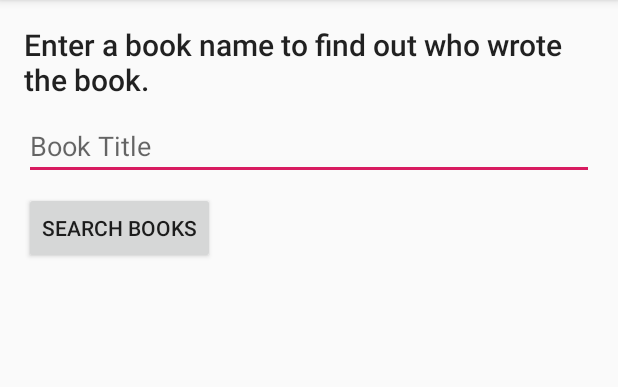
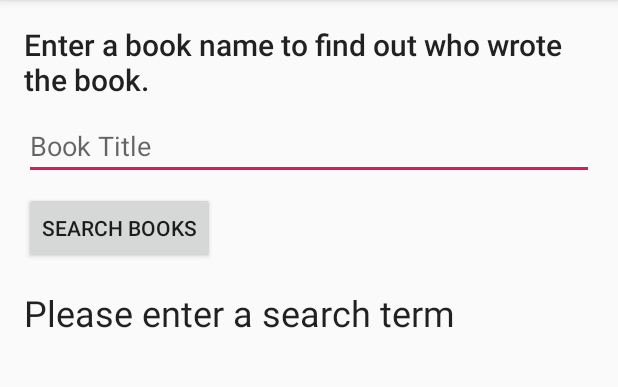
Before and after one commit to NAVJOT-DHAWAN/WhoWroteItLoader, an Android app: the screen it shows after launch (MainActivity), after a tap on "SEARCH BOOKS", on a phone screen of 412 x 824 dp, the part 84-471 px from its top. Run offline under Robolectric (Android 15) with nearby library versions, the phone set to English and light mode, and no system bars.

Commit message:
network connectivity and valid input is ensured

```diff
--- a/app/src/main/java/com/example/whowroteit/MainActivity.java
+++ b/app/src/main/java/com/example/whowroteit/MainActivity.java
@@ -1,8 +1,12 @@
 package com.example.whowroteit;
 
+import android.content.Context;
+import android.net.ConnectivityManager;
+import android.net.NetworkInfo;
 import android.support.v7.app.AppCompatActivity;
 import android.os.Bundle;
 import android.view.View;
+import android.view.inputmethod.InputMethodManager;
 import android.widget.EditText;
 import android.widget.TextView;
 
@@ -25,5 +29,34 @@ public class MainActivity extends AppCompatActivity {
     public void searchBooks(View view) {
 
         String book = BookInput.getText().toString();
+        InputMethodManager inputMethodManager = (InputMethodManager) getSystemService(Context.INPUT_METHOD_SERVICE);
+        if (inputMethodManager != null) {
+            inputMethodManager.hideSoftInputFromWindow(view.getWindowToken(),
+                    InputMethodManager.HIDE_NOT_ALWAYS);
+        }
+
+        ConnectivityManager connMgr = (ConnectivityManager) getSystemService(Context.CONNECTIVITY_SERVICE);
+        NetworkInfo networkInfo = null;
+        if(connMgr != null){
+            networkInfo = connMgr.getActiveNetworkInfo();
+        }
+
+
+        if(networkInfo != null && networkInfo.isConnected() && book.length() != 0) {
+            new FetchBook(Author, Title).execute(book);
+            Author.setText("");
+            Title.setText(R.string.loading);
+        }
+        else{
+            if(book.length() == 0){
+                Author.setText("");
+                Title.setText(R.string.no_search_term);
+            }
+            else{
+                Author.setText("");
+                Title.setText(R.string.no_network);
+            }
+        }
+
     }
 }
```
